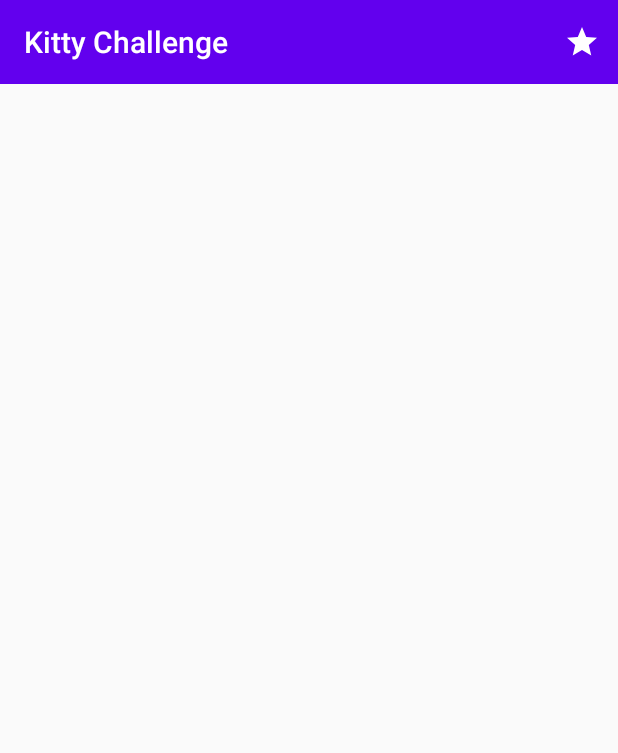
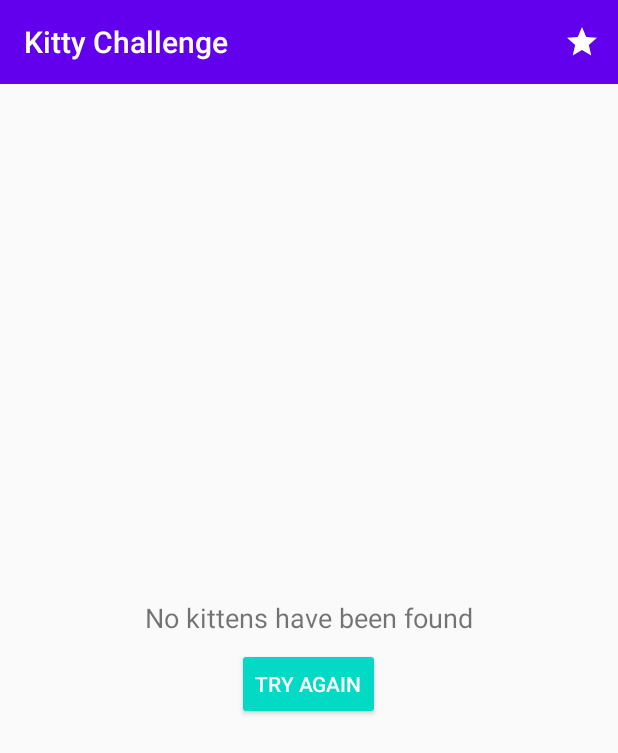
Before and after one commit to ziglee/kittychallenge, an Android app: the screen it shows after launch (MainActivity), on a phone screen of 412 x 824 dp. Shown: the top 753 px of the screen. Run offline under Robolectric (Android 15) with nearby library versions, the phone set to English and light mode, and no system bars; our stand-ins replace Dagger/Hilt's generated code, Room's generated code, RxJava, Timber, data binding and 1 more; pictures from the network do not load; 1 statement that could not run was skipped.

Commit message:
no message

```diff
--- a/app/src/main/res/layout/main_fragment.xml
+++ b/app/src/main/res/layout/main_fragment.xml
@@ -24,6 +24,33 @@
 
         </androidx.recyclerview.widget.RecyclerView>
 
+        <LinearLayout
+            android:id="@+id/emptyStateLayout"
+            android:layout_width="wrap_content"
+            android:layout_height="wrap_content"
+            android:orientation="vertical"
+            android:layout_gravity="center"
+            android:gravity="center"
+            android:visibility="gone">
+
+            <TextView
+                android:id="@+id/emptyStateMessage"
+                android:layout_width="wrap_content"
+                android:layout_height="wrap_content"
+                android:textSize="18sp"
+                android:text="@string/home_empty_message"/>
+
+            <Button
+                android:id="@+id/tryAgainButton"
+                android:layout_width="wrap_content"
+                android:layout_height="wrap_content"
+                android:textColor="@color/white"
+                android:layout_marginTop="8dp"
+                android:backgroundTint="@color/colorAccent"
+                android:text="@string/try_again"/>
+
+        </LinearLayout>
+
         <ProgressBar
             android:id="@+id/progressLayout"
             android:layout_gravity="bottom|center"
--- a/app/src/main/res/values/strings.xml
+++ b/app/src/main/res/values/strings.xml
@@ -3,5 +3,7 @@
     <string name="favorites">Favorites</string>
     <string name="error">An error occurred</string>
     <string name="images_folder">images</string>
+    <string name="home_empty_message">No kittens have been found</string>
+    <string name="try_again">Try again</string>
     <string name="favorites_empty_message">Add favorite images from home screen</string>
 </resources>
```
Also changed, not shown: app/src/main/java/net/cassiolandim/kittychallenge/ui/main/MainFragment.kt (+23 -4 lines).
